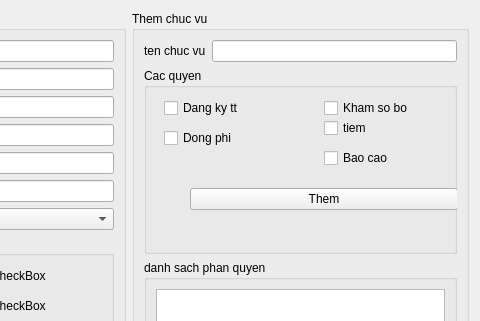
Before: the Qt Designer form managenv.ui in xdien/tcmr, drawn with Qt 5; both pictures show x 564 to 1044 and y 0 to 321 of the 1044 by 544 pixel window.
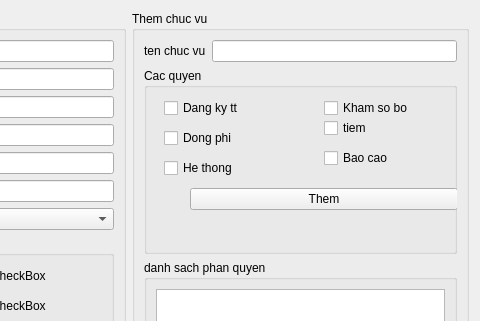
After: the same form once the commit is applied.

```diff
--- a/managenv.ui
+++ b/managenv.ui
@@ -339,7 +339,7 @@
           <string>tiem</string>
          </property>
         </widget>
-        <widget class="QWidget" name="">
+        <widget class="QWidget" name="layoutWidget">
          <property name="geometry">
           <rect>
            <x>0</x>
@@ -371,6 +371,19 @@
           </item>
          </layout>
         </widget>
+        <widget class="QCheckBox" name="checkBox_6">
+         <property name="geometry">
+          <rect>
+           <x>20</x>
+           <y>90</y>
+           <width>86</width>
+           <height>20</height>
+          </rect>
+         </property>
+         <property name="text">
+          <string>He thong</string>
+         </property>
+        </widget>
        </widget>
       </item>
       <item>
```
Left out of the diff: 11 changed lines with no effect on the pictures.
